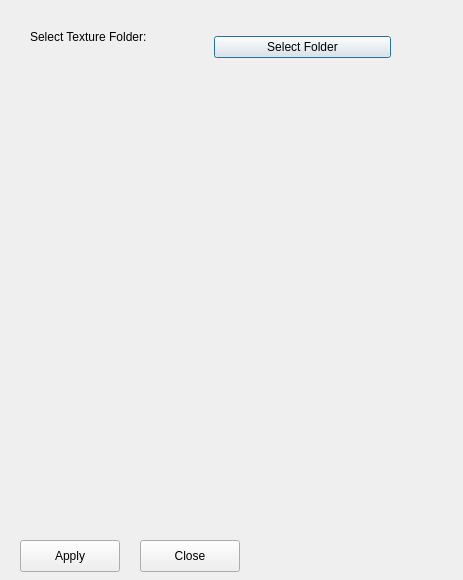
First picture: the form in ShaderPlugin/gui.ui, repository nMDaas/MayaPlugins, before the edit.
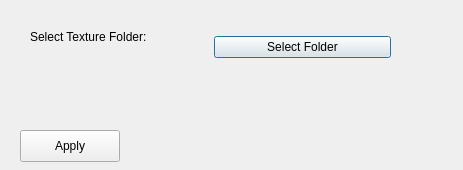
Second picture: the form after the edit.

Patch:
```diff
--- a/ShaderPlugin/gui.ui
+++ b/ShaderPlugin/gui.ui
@@ -8,7 +8,7 @@
                 <x>0</x>
                 <y>0</y>
                 <width>463</width>
-                <height>580</height>
+                <height>170</height>
             </rect>
         </property>
 
@@ -22,7 +22,7 @@
                     <x>30</x>
                     <y>30</y>
                     <width>361</width>
-                    <height>479</height>
+                    <height>100</height>
                 </rect>
             </property>
 
@@ -55,8 +55,7 @@
                     </widget>
                 </item>
 
-                 <!-- row 12 -->
-                <item row="12" column="0">
+                <item row="1" column="0">
                     <widget class="QLabel" name="warnings">
                         <property name="text">
                             <string/>
@@ -71,7 +70,7 @@
             <property name="geometry">
                 <rect>
                     <x>20</x>
-                    <y>540</y>
+                    <y>130</y>
                     <width>100</width>
                     <height>32</height>
                 </rect>
@@ -81,20 +80,6 @@
             </property>
         </widget>
 
-        <widget class="QPushButton" name="close_button">
-            <property name="geometry">
-                <rect>
-                    <x>140</x>
-                    <y>540</y>
-                    <width>100</width>
-                    <height>32</height>
-                </rect>
-            </property>
-            <property name="text">
-                <string>Close</string>
-            </property>
-        </widget>
-
     </widget>
 
     <resources/>
```
